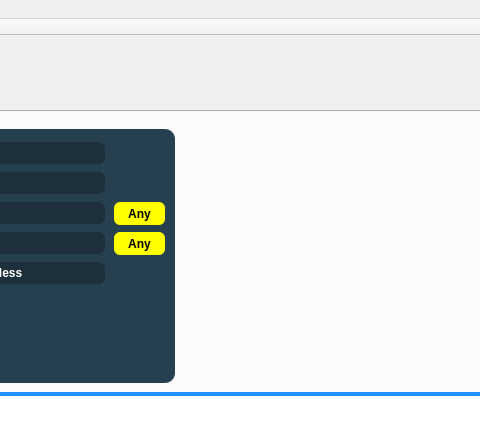
Admiral-Fish/PokeFinder, file Forms/mainwindow.ui: the form before one commit; both pictures show x 628 to 1108 and y 0 to 443 of the 1219 by 688 pixel window.
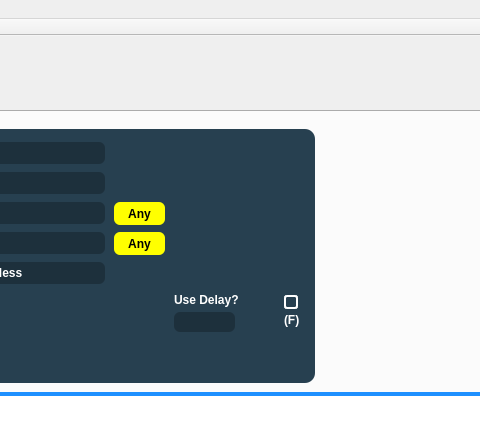
The form after the commit. Icons and pictures are not drawn.

Commit message: Added delay feature

Diff of the .ui file:
```diff
--- a/Forms/mainwindow.ui
+++ b/Forms/mainwindow.ui
@@ -434,7 +434,7 @@
        <rect>
         <x>270</x>
         <y>10</y>
-        <width>531</width>
+        <width>671</width>
         <height>261</height>
        </rect>
       </property>
@@ -1255,6 +1255,61 @@
         <string>Any</string>
        </property>
       </widget>
+      <widget class="QLabel" name="labelDelay">
+       <property name="geometry">
+        <rect>
+         <x>530</x>
+         <y>170</y>
+         <width>101</width>
+         <height>16</height>
+        </rect>
+       </property>
+       <property name="text">
+        <string>Use Delay?</string>
+       </property>
+      </widget>
+      <widget class="QCheckBox" name="checkBoxDelay">
+       <property name="geometry">
+        <rect>
+         <x>640</x>
+         <y>170</y>
+         <width>16</width>
+         <height>21</height>
+        </rect>
+       </property>
+       <property name="text">
+        <string/>
+       </property>
+      </widget>
+      <widget class="QLineEdit" name="delay">
+       <property name="enabled">
+        <bool>false</bool>
+       </property>
+       <property name="geometry">
+        <rect>
+         <x>530</x>
+         <y>190</y>
+         <width>61</width>
+         <height>20</height>
+        </rect>
+       </property>
+       <property name="text">
+        <string/>
+       </property>
+      </widget>
+      <widget class="QLabel" name="labelF">
+       <property name="geometry">
+        <rect>
+         <x>640</x>
+         <y>190</y>
+         <width>21</width>
+         <height>16</height>
+        </rect>
+       </property>
+       <property name="text">
+        <string>(F)</string>
+       </property>
+      </widget>
      </widget>
     </widget>
     <widget class="QWidget" name="tabWild">
```
The commit also changes 5 other files.
